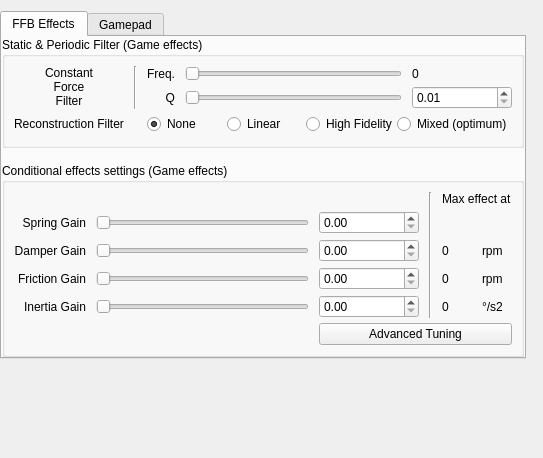
This is res/ffbclass.ui in Ultrawipf/OpenFFBoard-configurator as Qt 5 draws it before an edit. The edited form follows.
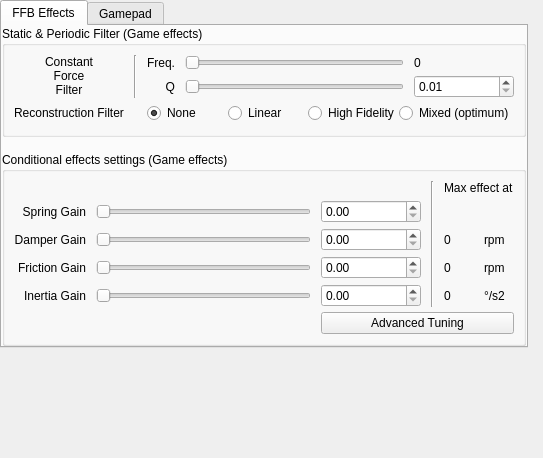
This is the edited form.

Patch:
```diff
--- a/res/ffbclass.ui
+++ b/res/ffbclass.ui
@@ -17,6 +17,18 @@
    <property name="leftMargin">
     <number>0</number>
    </property>
+   <property name="topMargin">
+    <number>0</number>
+   </property>
+   <property name="rightMargin">
+    <number>0</number>
+   </property>
+   <property name="bottomMargin">
+    <number>0</number>
+   </property>
+   <property name="spacing">
+    <number>15</number>
+   </property>
    <item row="0" column="0">
     <widget class="QTabWidget" name="tabWidget">
      <property name="currentIndex">
```
